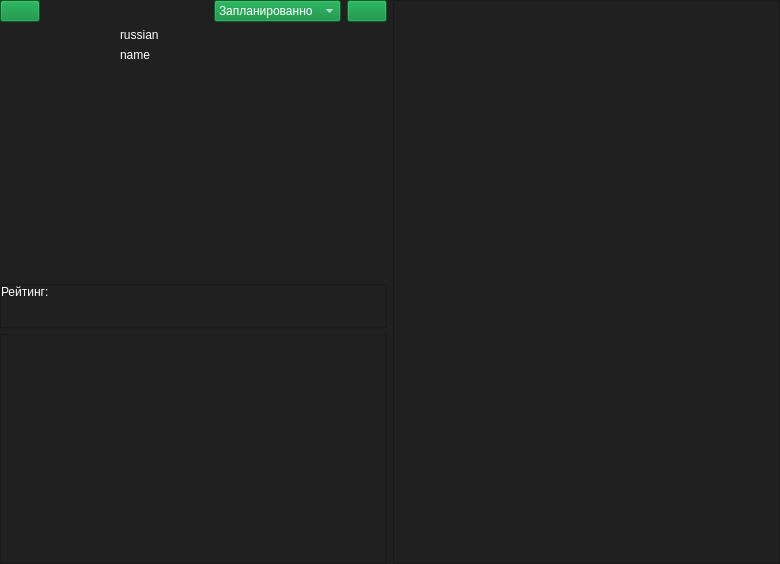
First picture: the form in forms/desu_info.ui, repository brandonzorn/Nlight, before the edit.
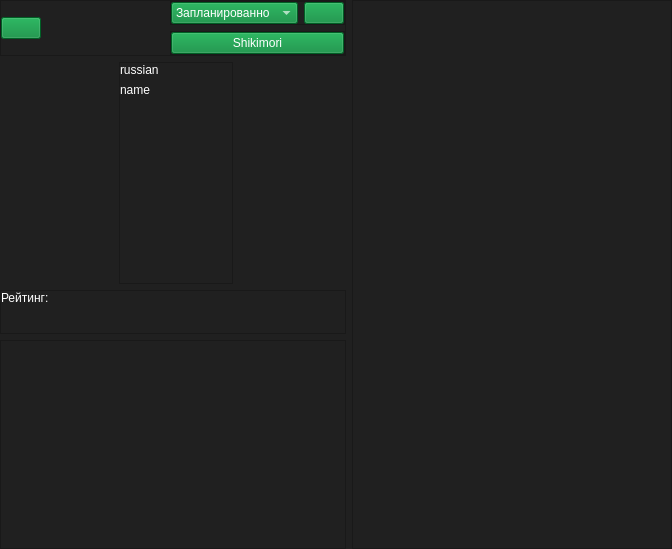
Second picture: the form after the edit. Icons and pictures are not drawn.

Commit message: added ranobe to shikimori added shikimori user_rates

The edit to the form file:
```diff
--- a/forms/desu_info.ui
+++ b/forms/desu_info.ui
@@ -6,8 +6,8 @@
    <rect>
     <x>0</x>
     <y>0</y>
-    <width>780</width>
-    <height>564</height>
+    <width>672</width>
+    <height>549</height>
    </rect>
   </property>
   <property name="windowTitle">
@@ -17,7 +17,7 @@
    <string notr="true">color: rgb(255, 255, 255);
 background-color: rgb(32, 32, 32);</string>
   </property>
-  <layout class="QHBoxLayout" name="horizontalLayout_5">
+  <layout class="QHBoxLayout" name="horizontalLayout_6">
    <property name="leftMargin">
     <number>0</number>
    </property>
@@ -33,7 +33,26 @@
    <item>
     <layout class="QVBoxLayout" name="verticalLayout_2">
      <item>
+      <widget class="QFrame" name="frame">
+       <property name="frameShape">
+        <enum>QFrame::StyledPanel</enum>
+       </property>
+       <property name="frameShadow">
+        <enum>QFrame::Raised</enum>
+       </property>
       <layout class="QHBoxLayout" name="horizontalLayout">
+        <property name="leftMargin">
+         <number>0</number>
+        </property>
+        <property name="topMargin">
+         <number>0</number>
+        </property>
+        <property name="rightMargin">
+         <number>0</number>
+        </property>
+        <property name="bottomMargin">
+         <number>0</number>
+        </property>
        <item>
         <widget class="QPushButton" name="btn_back">
          <property name="styleSheet">
@@ -57,12 +76,35 @@
          </property>
          <property name="sizeHint" stdset="0">
           <size>
-           <width>37</width>
-           <height>17</height>
+            <width>123</width>
+            <height>36</height>
           </size>
          </property>
         </spacer>
        </item>
+        <item>
+         <layout class="QVBoxLayout" name="verticalLayout_4">
+          <item>
+           <widget class="QFrame" name="add_lib_frame">
+            <property name="frameShape">
+             <enum>QFrame::StyledPanel</enum>
+            </property>
+            <property name="frameShadow">
+             <enum>QFrame::Raised</enum>
+            </property>
+            <layout class="QHBoxLayout" name="horizontalLayout_4">
+             <property name="leftMargin">
+              <number>0</number>
+             </property>
+             <property name="topMargin">
+              <number>0</number>
+             </property>
+             <property name="rightMargin">
+              <number>0</number>
+             </property>
+             <property name="bottomMargin">
+              <number>0</number>
+             </property>
        <item>
         <widget class="QComboBox" name="lib_list">
          <property name="styleSheet">
@@ -118,9 +160,48 @@
         </widget>
        </item>
       </layout>
+           </widget>
      </item>
      <item>
-      <layout class="QVBoxLayout" name="verticalLayout">
+           <widget class="QFrame" name="add_shikimrori_frame">
+            <property name="frameShape">
+             <enum>QFrame::StyledPanel</enum>
+            </property>
+            <property name="frameShadow">
+             <enum>QFrame::Raised</enum>
+            </property>
+            <layout class="QHBoxLayout" name="horizontalLayout_5">
+             <property name="leftMargin">
+              <number>0</number>
+             </property>
+             <property name="topMargin">
+              <number>0</number>
+             </property>
+             <property name="rightMargin">
+              <number>0</number>
+             </property>
+             <property name="bottomMargin">
+              <number>0</number>
+             </property>
+             <item>
+              <widget class="QPushButton" name="pushButton">
+               <property name="styleSheet">
+                <string notr="true">background-color: rgb(0, 133, 52);
+color: rgb(255, 255, 255);</string>
+               </property>
+               <property name="text">
+                <string>Shikimori</string>
+               </property>
+              </widget>
+             </item>
+            </layout>
+           </widget>
+          </item>
+         </layout>
+        </item>
+       </layout>
+      </widget>
+     </item>
        <item>
         <layout class="QHBoxLayout" name="horizontalLayout_3">
          <item>
@@ -140,7 +221,32 @@
           </widget>
          </item>
          <item>
-          <layout class="QVBoxLayout" name="verticalLayout_4">
+        <widget class="QFrame" name="name_frame">
+         <property name="sizePolicy">
+          <sizepolicy hsizetype="Expanding" vsizetype="Expanding">
+           <horstretch>0</horstretch>
+           <verstretch>0</verstretch>
+          </sizepolicy>
+         </property>
+         <property name="frameShape">
+          <enum>QFrame::StyledPanel</enum>
+         </property>
+         <property name="frameShadow">
+          <enum>QFrame::Raised</enum>
+         </property>
+         <layout class="QVBoxLayout" name="verticalLayout">
+          <property name="leftMargin">
+           <number>0</number>
+          </property>
+          <property name="topMargin">
+           <number>0</number>
+          </property>
+          <property name="rightMargin">
+           <number>0</number>
+          </property>
+          <property name="bottomMargin">
+           <number>0</number>
+          </property>
            <item>
             <widget class="QLabel" name="russian">
              <property name="text">
@@ -168,44 +274,15 @@
              </property>
              <property name="sizeHint" stdset="0">
               <size>
-               <width>20</width>
-               <height>40</height>
+              <width>38</width>
+              <height>186</height>
               </size>
              </property>
             </spacer>
            </item>
           </layout>
-         </item>
-         <item>
-          <spacer name="horizontalSpacer_4">
-           <property name="orientation">
-            <enum>Qt::Horizontal</enum>
-           </property>
-           <property name="sizeHint" stdset="0">
-            <size>
-             <width>40</width>
-             <height>20</height>
-            </size>
-           </property>
-          </spacer>
-         </item>
-         <item>
-          <spacer name="horizontalSpacer_3">
-           <property name="orientation">
-            <enum>Qt::Horizontal</enum>
-           </property>
-           <property name="sizeHint" stdset="0">
-            <size>
-             <width>40</width>
-             <height>20</height>
-            </size>
-           </property>
-          </spacer>
-         </item>
-        </layout>
-       </item>
-       <item>
-        <layout class="QHBoxLayout" name="horizontalLayout_4">
+        </widget>
+       </item>
          <item>
           <spacer name="horizontalSpacer_2">
            <property name="orientation">
@@ -371,10 +448,12 @@
        </item>
       </layout>
      </item>
-    </layout>
-   </item>
    <item>
-    <widget class="QListWidget" name="chapters"/>
+    <widget class="QListWidget" name="chapters">
+     <property name="enabled">
+      <bool>true</bool>
+     </property>
+    </widget>
    </item>
   </layout>
  </widget>
```
Lines whose indentation alone changed are shown as unchanged. The commit also changes 11 other files.
